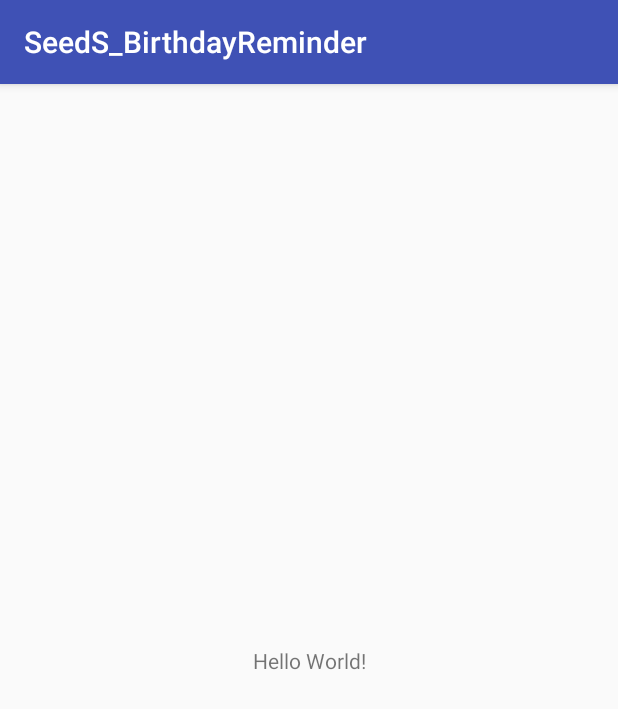
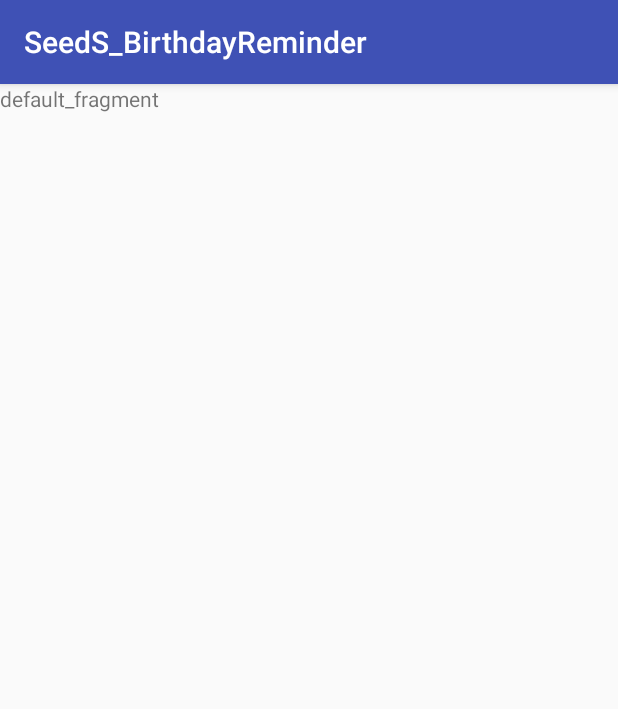
Before and after one commit to SeedS-Startup/SeedS_BirthdayReminder, an Android app: the screen it shows after launch (MainActivity), on a phone screen of 412 x 824 dp. Shown: the top 709 px of the screen. Run offline under Robolectric (Android 15) with nearby library versions, the phone set to English and light mode, and no system bars.

Commit message:
Added initial fragments,helper and enums

```diff
--- a/app/src/main/AndroidManifest.xml
+++ b/app/src/main/AndroidManifest.xml
@@ -16,6 +16,7 @@
                 <category android:name="android.intent.category.LAUNCHER" />
             </intent-filter>
         </activity>
+        <activity android:name=".Activity.SettingActivity"></activity>
     </application>
 
 </manifest>
--- /dev/null
+++ b/app/src/main/java/com/seeds/seeds_birthdayreminder/Configuration/AlarmHandler.java
@@ -0,0 +1,4 @@
+package com.seeds.seeds_birthdayreminder.Configuration;
+
+public class AlarmHandler {
+}
--- /dev/null
+++ b/app/src/main/java/com/seeds/seeds_birthdayreminder/Fragment/DefaultFragmentHomePage.java
@@ -0,0 +1,18 @@
+package com.seeds.seeds_birthdayreminder.Fragment;
+
+import android.os.Bundle;
+import android.support.v4.app.Fragment;
+import android.view.LayoutInflater;
+import android.view.View;
+import android.view.ViewGroup;
+
+import com.seeds.seeds_birthdayreminder.R;
+
+public class DefaultFragmentHomePage extends Fragment {
+    @Override
+    public View onCreateView(LayoutInflater inflater, ViewGroup container,
+                             Bundle savedInstanceState) {
+        // Inflate the layout for this fragment
+        return inflater.inflate(R.layout.fragment_default_fragment_home_page, container, false);
+    }
+}
--- /dev/null
+++ b/app/src/main/java/com/seeds/seeds_birthdayreminder/Technical/Enums.java
@@ -0,0 +1,4 @@
+package com.seeds.seeds_birthdayreminder.Technical;
+
+public class Enums {
+}
--- /dev/null
+++ b/app/src/main/java/com/seeds/seeds_birthdayreminder/Technical/Helper.java
@@ -0,0 +1,4 @@
+package com.seeds.seeds_birthdayreminder.Technical;
+
+public class Helper {
+}
--- a/app/src/main/res/layout/activity_main.xml
+++ b/app/src/main/res/layout/activity_main.xml
@@ -1,18 +1,26 @@
 <?xml version="1.0" encoding="utf-8"?>
-<android.support.constraint.ConstraintLayout xmlns:android="http://schemas.android.com/apk/res/android"
+<LinearLayout xmlns:android="http://schemas.android.com/apk/res/android"
     xmlns:app="http://schemas.android.com/apk/res-auto"
     xmlns:tools="http://schemas.android.com/tools"
     android:layout_width="match_parent"
     android:layout_height="match_parent"
+    android:layout_weight="100"
+    android:orientation="vertical"
     tools:context=".Management.MainActivity">
 
-    <TextView
-        android:layout_width="wrap_content"
-        android:layout_height="wrap_content"
-        android:text="Hello World!"
-        app:layout_constraintBottom_toBottomOf="parent"
-        app:layout_constraintLeft_toLeftOf="parent"
-        app:layout_constraintRight_toRightOf="parent"
-        app:layout_constraintTop_toTopOf="parent" />
 
-</android.support.constraint.ConstraintLayout>
+    <fragment
+        android:layout_width="match_parent"
+        android:layout_height="0dp"
+        android:layout_weight="90"
+        android:id="@+id/main_fragment"
+        tools:layout="@layout/fragment_default_fragment_home_page"
+        class="com.seeds.seeds_birthdayreminder.Fragment.DefaultFragmentHomePage"
+        />
+    <Toolbar
+        android:layout_width="match_parent"
+        android:layout_height="0dp"
+        android:layout_weight="10"/>
+
+
+</LinearLayout>
--- /dev/null
+++ b/app/src/main/res/layout/fragment_default_fragment_home_page.xml
@@ -0,0 +1,14 @@
+<?xml version="1.0" encoding="utf-8"?>
+<FrameLayout xmlns:android="http://schemas.android.com/apk/res/android"
+    xmlns:tools="http://schemas.android.com/tools"
+    android:layout_width="match_parent"
+    android:layout_height="match_parent"
+    tools:context=".Fragment.DefaultFragmentHomePage">
+
+    <!-- TODO: Update blank fragment layout -->
+    <TextView
+        android:layout_width="match_parent"
+        android:layout_height="match_parent"
+        android:text="default_fragment" />
+
+</FrameLayout>
```
Also changed, not shown: app/src/main/java/com/seeds/seeds_birthdayreminder/Activity/SettingActivity.java (added, +15 -0 lines), app/src/main/java/com/seeds/seeds_birthdayreminder/Fragment/CalendarFragment.java (added, +22 -0 lines), app/src/main/java/com/seeds/seeds_birthdayreminder/Fragment/ListFragment.java (added, +20 -0 lines), app/src/main/res/drawable/ic_info_black_24dp.xml (added, +9 -0 lines), app/src/main/res/drawable/ic_notifications_black_24dp.xml (added, +9 -0 lines), app/src/main/res/drawable/ic_sync_black_24dp.xml (added, +9 -0 lines), app/src/main/res/layout/activity_setting.xml (added, +9 -0 lines), app/src/main/res/layout/fragment_calendar.xml (added, +14 -0 lines), app/src/main/res/layout/fragment_list.xml (added, +14 -0 lines), app/src/main/res/values/strings.xml (+76 -0 lines).
